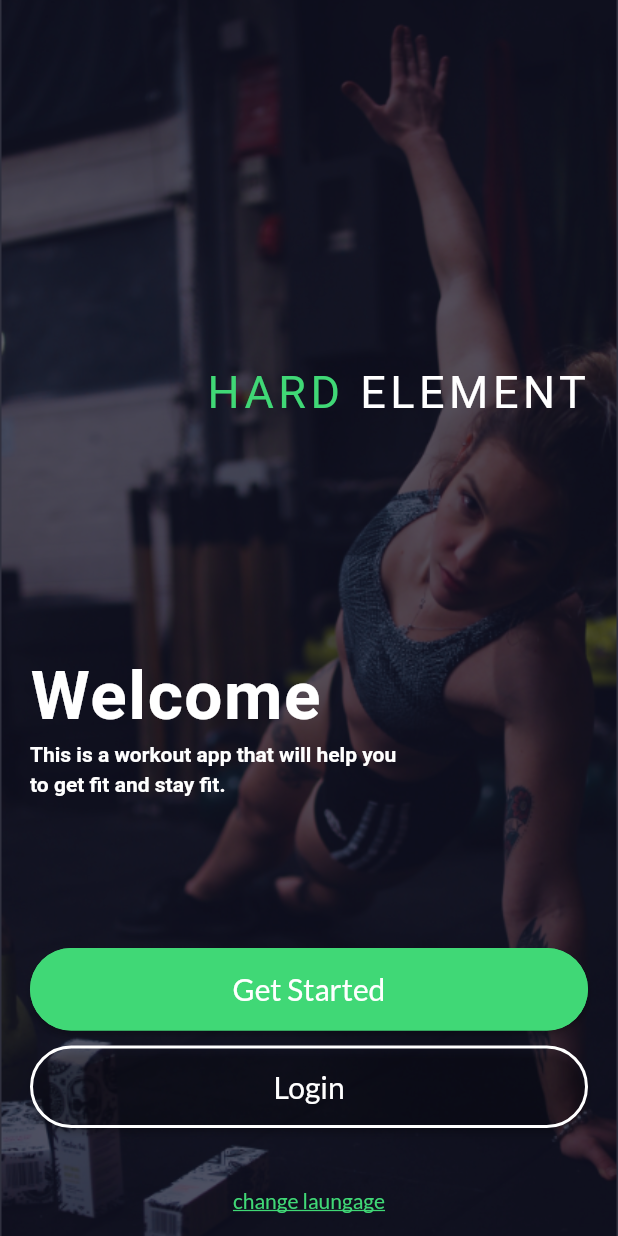
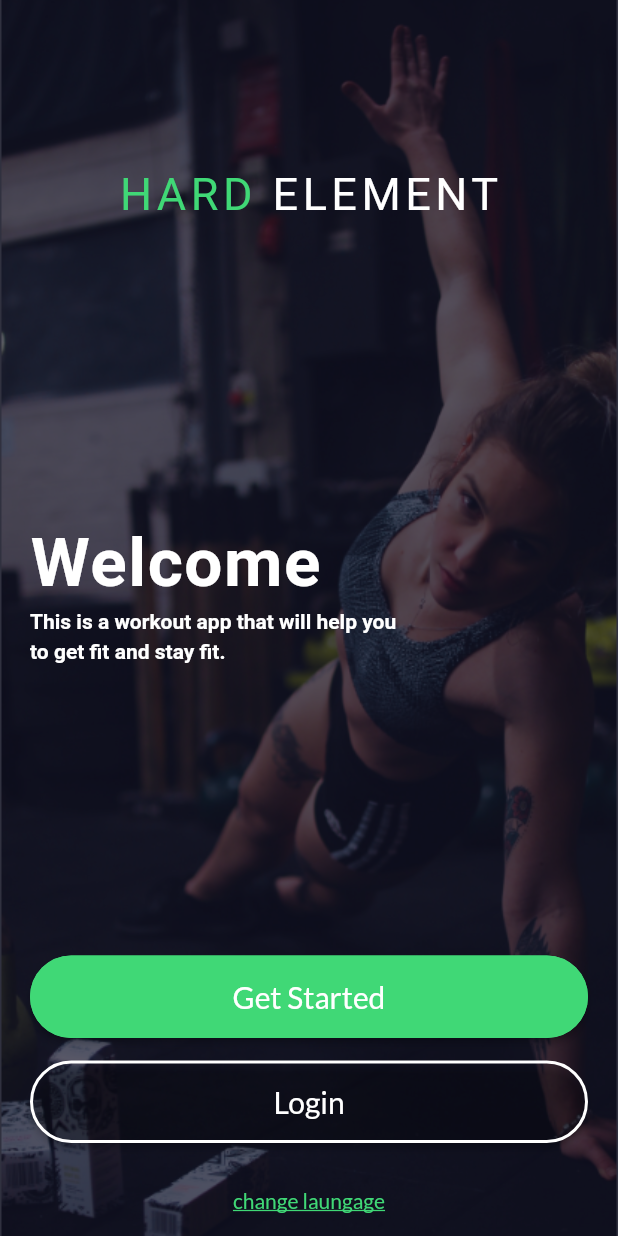
Before and after one commit to anasfik/work-out-mobile-app, a Flutter app: the screen it shows after launch, on a phone screen of 412 x 824 dp. Run offline on Flutter 3.47's test engine with Material 2 defaults, Android fonts, the phone set to English and light mode, and no system bars; drawn by our look-alikes of delayed_display; our stand-ins replace cloud_firestore, firebase_auth, firebase_core, firebase_storage, flutter_spinkit, get and 2 more; accounts and stored records are empty.

Commit message:
Made a helper function for delaying widgets display, refactored screen for removing the hardcoding boxes

```diff
--- /dev/null
+++ b/lib/inAppData/showDelayController.dart
@@ -0,0 +1,13 @@
+class DelayHelper {
+  DelayHelper({
+    this.initialDelay = 300,
+    this.differenceBetweenDelays = 100,
+  });
+  int initialDelay, differenceBetweenDelays;
+  static int order = 0;
+  Duration getDelayDuration() {
+    return Duration(
+      milliseconds: initialDelay + (differenceBetweenDelays * order++),
+    );
+  }
+}
--- a/lib/view/components/general componenets/mainScreenTitle.dart
+++ b/lib/view/components/general componenets/mainScreenTitle.dart
@@ -1,30 +1,36 @@
 import 'package:flutter/material.dart';
+
 class MainScreenTitle extends StatelessWidget {
-  MainScreenTitle(
-      {Key? key, required this.mainWord, required this.secondaryWord})
-      : super(key: key);
+  const MainScreenTitle({
+    Key? key,
+    required this.mainWord,
+    required this.secondaryWord,
+    this.mainWordColor,
+    this.secondaryWordColor,
+  }) : super(key: key);
 
-  String mainWord;
-  String secondaryWord;
+  final String mainWord, secondaryWord;
+  final Color? mainWordColor, secondaryWordColor;
   @override
   Widget build(BuildContext context) {
     return Align(
-      alignment: Alignment.centerRight,
+      alignment: Alignment.center,
       child: RichText(
         text: TextSpan(
           text: mainWord.toUpperCase(),
           style: TextStyle(
             letterSpacing: 3,
             fontSize: 30,
-            color: Theme.of(context).primaryColor,
+            color: mainWordColor ?? Theme.of(context).primaryColor,
           ),
           children: [
+            const TextSpan(text: " "),
             TextSpan(
-              text: ' $secondaryWord'.toUpperCase(),
-              style: const TextStyle(
-                 fontSize: 30,
-                  color: Colors.white,
-              )
+              text: secondaryWord.toUpperCase(),
+              style: TextStyle(
+                fontSize: 30,
+                color: secondaryWordColor ?? Colors.white,
+              ),
             ),
           ],
         ),
--- a/lib/view/screens/welcome/welcomePage.dart
+++ b/lib/view/screens/welcome/welcomePage.dart
@@ -8,13 +8,16 @@ import 'package:work_out/view/components/general%20componenets/titleWithDescript
 import 'package:work_out/view/screens/Get%20started/GetStartedPage.dart';
 import 'package:work_out/view/screens/toggle%20laungage/chooseLaungagePage.dart';
 import '../../../controller/functionsController.dart';
+import '../../../inAppData/showDelayController.dart';
 import '../../components/general componenets/button.dart';
 import '../../components/general componenets/mainScreenTitle.dart';
 import '../auth/loginPage.dart';
 
 class WelcomePage extends StatelessWidget {
   WelcomePage({Key? key}) : super(key: key);
+
   final FunctionsController controller = Get.put(FunctionsController());
+  final delayHelper = DelayHelper();
   @override
   Widget build(BuildContext context) {
     return Scaffold(
@@ -34,26 +37,39 @@ class WelcomePage extends StatelessWidget {
             child: Container(
               margin: const EdgeInsets.symmetric(horizontal: 20, vertical: 15),
               child: Column(
-                mainAxisAlignment: MainAxisAlignment.end,
+                mainAxisAlignment: MainAxisAlignment.center,
                 children: [
+                  const Spacer(),
+                  // Hard Element MainScreenTitle
                   DelayedDisplay(
-                      delay: Duration(milliseconds: controller.delay),
-                      child: MainScreenTitle(
-                          mainWord: AppTexts.firstMainWord,
-                          secondaryWord: AppTexts.secondaryMainWord)),
-                  const SizedBox(height: 150),
+                    delay: delayHelper.getDelayDuration(),
+                    child: MainScreenTitle(
+                      mainWord: AppTexts.firstMainWord,
+                      secondaryWord: AppTexts.secondaryMainWord,
+                    ),
+                  ),
+
+                  const Spacer(
+                    flex: 2,
+                  ),
+                  // Screen TitleWithDescription
                   DelayedDisplay(
-                    delay: Duration(milliseconds: controller.delay + 100),
+                    delay: delayHelper.getDelayDuration(),
                     child: TitleWithDescription(
                       title: controller.capitalize(AppTexts.welcome),
                       description: AppTexts.welcomeDescription,
                     ),
                   ),
-                  const SizedBox(height: 100),
+                  const Spacer(
+                    flex: 2,
+                  ),
+
+                  // Buttons, change Language text
                   Column(
                     children: [
+                      // Get Started button
                       DelayedDisplay(
-                        delay: Duration(milliseconds: controller.delay + 200),
+                        delay: delayHelper.getDelayDuration(),
                         child: CustomButton(
                           onPressed: () {
                             Get.to(GetStartedPage());
@@ -62,9 +78,12 @@ class WelcomePage extends StatelessWidget {
                           isOutlined: false,
                         ),
                       ),
-                      const SizedBox(height: 10),
+                      const SizedBox(
+                        height: 15,
+                      ),
+                      // Login Button
                       DelayedDisplay(
-                        delay: Duration(milliseconds: controller.delay + 300),
+                        delay: delayHelper.getDelayDuration(),
                         child: CustomButton(
                           onPressed: () {
                             Get.to(LoginPage());
@@ -73,15 +92,17 @@ class WelcomePage extends StatelessWidget {
                           isOutlined: true,
                         ),
                       ),
-                      const SizedBox(height: 40),
+                      const SizedBox(
+                        height: 30,
+                      ),
+                      // Change Language txt
                       Center(
                         child: GestureDetector(
                           onTap: () {
                             Get.to(ChooseLaungagePage());
                           },
                           child: DelayedDisplay(
-                            delay:
-                                Duration(milliseconds: controller.delay + 400),
+                            delay: delayHelper.getDelayDuration(),
                             child: Text(
                               AppTexts.changeLaungage,
                               style: TextStyle(
```
